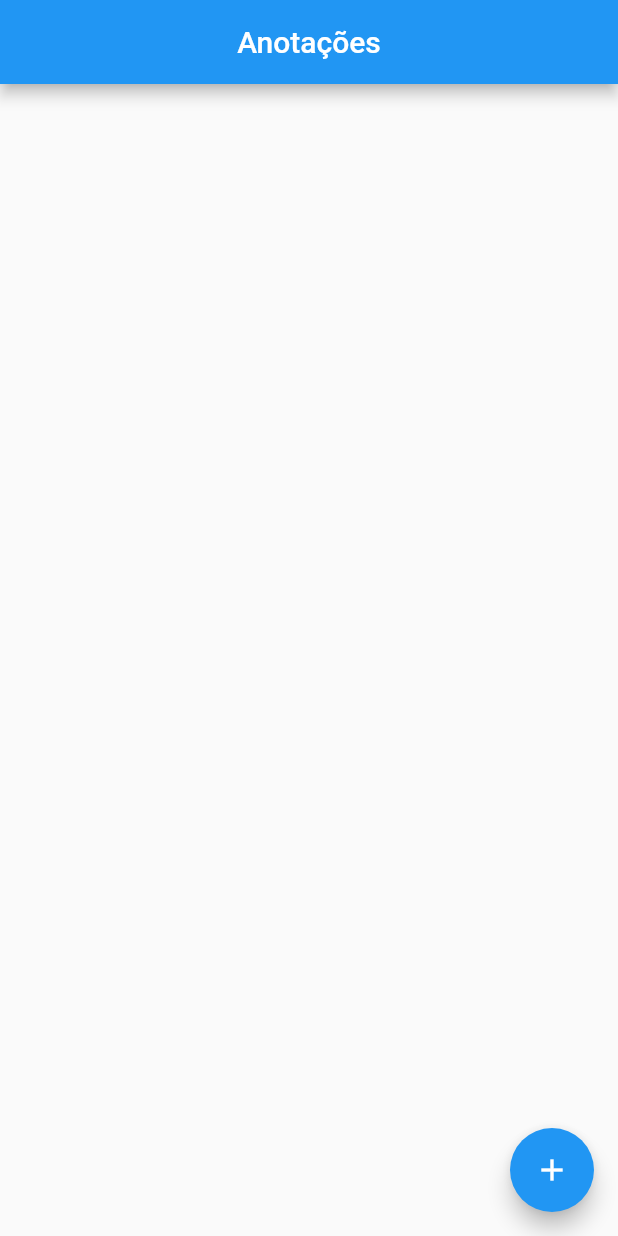
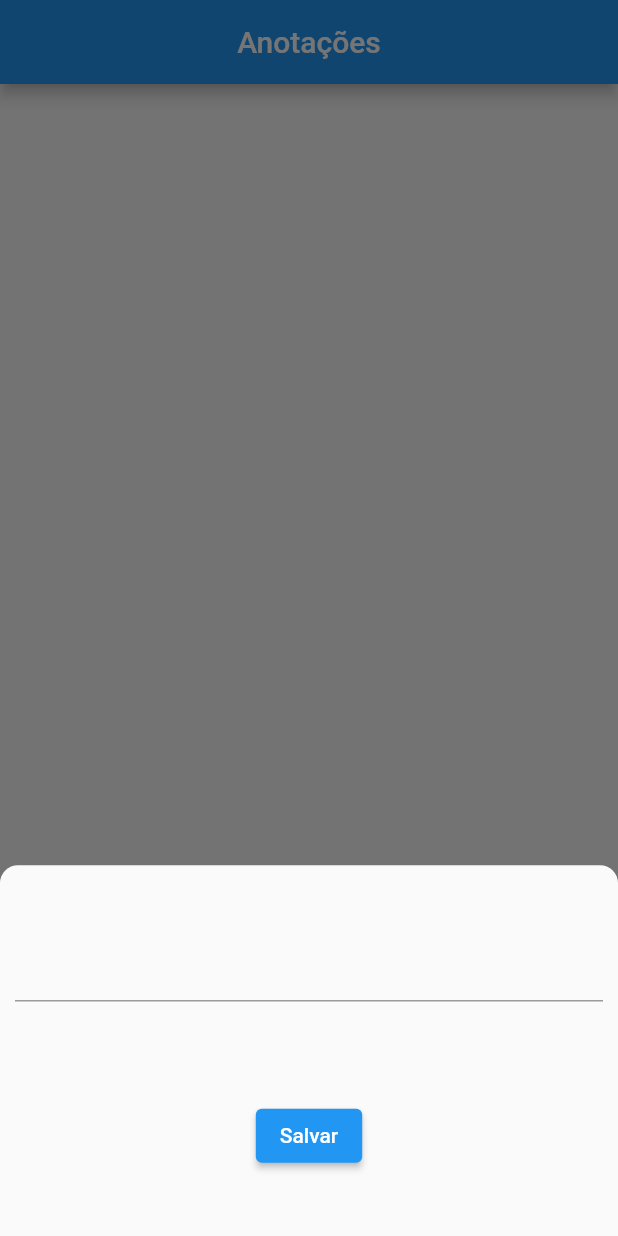
Before and after one commit to robertoalvarezjunior/todo_app, a Flutter app: the screen it shows after launch, after a tap on the "add" icon, on a phone screen of 412 x 824 dp. Run offline on Flutter 3.47's test engine with Material 2 defaults, Android fonts, the phone set to English and light mode, and no system bars.

Commit message:
home quase pronta

```diff
--- /dev/null
+++ b/lib/constants/constants.dart
@@ -0,0 +1 @@
+const double borderRadius = 12;
--- a/lib/main.dart
+++ b/lib/main.dart
@@ -1,8 +1,23 @@
 import 'package:flutter/material.dart';
+import 'package:provider/provider.dart';
+import 'package:todo_app/controllers/save_departamentos.dart';
+import 'package:todo_app/models/departamentos.dart';
 import 'package:todo_app/screens/home_screen.dart';
 
 void main() {
-  runApp(const MyApp());
+  runApp(
+    MultiProvider(
+      providers: [
+        ChangeNotifierProvider(
+          create: (context) => SaveDepartamentos(),
+        ),
+        ChangeNotifierProvider(
+          create: (context) => Departamentos(),
+        ),
+      ],
+      child: const MyApp(),
+    ),
+  );
 }
 
 class MyApp extends StatelessWidget {
--- a/lib/models/departamentos.dart
+++ b/lib/models/departamentos.dart
@@ -1,57 +1,14 @@
-// ignore_for_file: public_member_api_docs, sort_constructors_first
+import 'package:flutter/material.dart';
 
-import 'dart:convert';
-
-import 'package:flutter/animation.dart';
-
-class Departamentos {
-  String id;
-  String title;
-  Color color;
+class Departamentos extends ChangeNotifier {
+  String? id;
+  String? title;
+  Color? color;
   Departamentos({
-    required this.id,
-    required this.title,
-    required this.color,
+    this.id,
+    this.title,
+    this.color,
   });
 
-  // Departamentos({
-  //   required this.id,
-  //   required this.title,
-  //   required this.color,
-  // });
-
-  // Map<String, dynamic> toMap() {
-  //   return <String, dynamic>{
-  //     'id': id,
-  //     'title': title,
-  //     'color': color.value,
-  //   };
-  // }
-
-  // static Departamentos fromMap(Map<String, dynamic> map) => Departamentos(
-  //       id: map['id'],
-  //       title: map['title'],
-  //       color: map['color'],
-  //     );
-
-  Map<String, dynamic> toMap() {
-    return <String, dynamic>{
-      'id': id,
-      'title': title,
-      'color': color,
-    };
-  }
-
-  factory Departamentos.fromMap(Map<String, dynamic> map) {
-    return Departamentos(
-      id: map['id'] as String,
-      title: map['title'] as String,
-      color: Color(map['color'] as int),
-    );
-  }
-
-  String toJson() => json.encode(toMap());
-
-  factory Departamentos.fromJson(String source) =>
-      Departamentos.fromMap(json.decode(source) as Map<String, dynamic>);
+  List<Departamentos> departamentosList = [];
 }
--- a/lib/screens/home_screen.dart
+++ b/lib/screens/home_screen.dart
@@ -1,25 +1,61 @@
 import 'package:flutter/material.dart';
+import 'package:provider/provider.dart';
+import 'package:todo_app/constants/constants.dart';
+import 'package:todo_app/controllers/save_departamentos.dart';
+import 'package:todo_app/models/departamentos.dart';
+import 'package:todo_app/widgets/modal_sheet.dart';
 
 class HomeScreen extends StatelessWidget {
   const HomeScreen({super.key});
 
   @override
   Widget build(BuildContext context) {
-    return Scaffold(
+    return Consumer2<Departamentos, SaveDepartamentos>(
+      builder: (context, departamentosValue, saveDepartamentosValue, child) =>
+          Scaffold(
         appBar: AppBar(
           title: const Text('Anotações'),
           centerTitle: true,
         ),
         body: GridView.count(
+          padding: const EdgeInsets.all(10),
+          crossAxisSpacing: 10,
+          mainAxisSpacing: 10,
           crossAxisCount: 2,
-        padding: const EdgeInsets.all(10),
-        mainAxisSpacing: 10,
-        crossAxisSpacing: 10,
-        children: const [],
+          children: departamentosValue.departamentosList
+              .map(
+                (e) => ClipRRect(
+                  borderRadius: BorderRadius.circular(borderRadius),
+                  child: Container(
+                    color: e.color,
+                    child: Center(
+                      child: Text(e.title!),
+                    ),
+                  ),
+                ),
+              )
+              .toList(),
         ),
         floatingActionButton: FloatingActionButton(
-        onPressed: () {},
+          onPressed: () {
+            showModalBottomSheet(
+              constraints: BoxConstraints(
+                  maxHeight: MediaQuery.of(context).size.height * 0.3),
+              shape: const RoundedRectangleBorder(
+                borderRadius: BorderRadius.only(
+                  topLeft: Radius.circular(borderRadius),
+                  topRight: Radius.circular(borderRadius),
+                ),
+              ),
+              context: context,
+              builder: (context) => ModalSheet(
+                saveDepartamentosValue: saveDepartamentosValue,
+                departamentosValue: departamentosValue,
+              ),
+            );
+          },
           child: const Icon(Icons.add),
+        ),
       ),
     );
   }
--- /dev/null
+++ b/lib/widgets/modal_sheet.dart
@@ -0,0 +1,41 @@
+import 'package:flutter/material.dart';
+import 'package:todo_app/controllers/save_departamentos.dart';
+import 'package:todo_app/models/departamentos.dart';
+
+class ModalSheet extends StatelessWidget {
+  ModalSheet({
+    super.key,
+    required this.saveDepartamentosValue,
+    required this.departamentosValue,
+  });
+  final SaveDepartamentos saveDepartamentosValue;
+  final Departamentos departamentosValue;
+  final departamentosController = TextEditingController();
+
+  @override
+  Widget build(BuildContext context) {
+    return Padding(
+      padding: const EdgeInsets.all(10),
+      child: Column(
+        mainAxisAlignment: MainAxisAlignment.spaceAround,
+        children: [
+          TextFormField(
+            controller: departamentosController,
+          ),
+          ElevatedButton(
+            onPressed: () {
+              final departText = departamentosController.text;
+              saveDepartamentosValue.saveDepartamentos(
+                context,
+                departText,
+                Colors.blue,
+                departamentosValue,
+              );
+            },
+            child: const Text('Salvar'),
+          ),
+        ],
+      ),
+    );
+  }
+}
--- a/pubspec.yaml
+++ b/pubspec.yaml
@@ -31,6 +31,7 @@ environment:
 dependencies:
   flutter:
     sdk: flutter
+  provider: ^6.0.4
 
 
   # The following adds the Cupertino Icons font to your application.
@@ -40,6 +41,7 @@ dependencies:
 dev_dependencies:
   flutter_test:
     sdk: flutter
+
 
   # The "flutter_lints" package below contains a set of recommended lints to
   # encourage good coding practices. The lint set provided by the package is
```
Also changed, not shown: lib/controllers/save_departamentos.dart (+18 -0 lines), pubspec.lock. Lines whose indentation alone changed are shown as unchanged.
